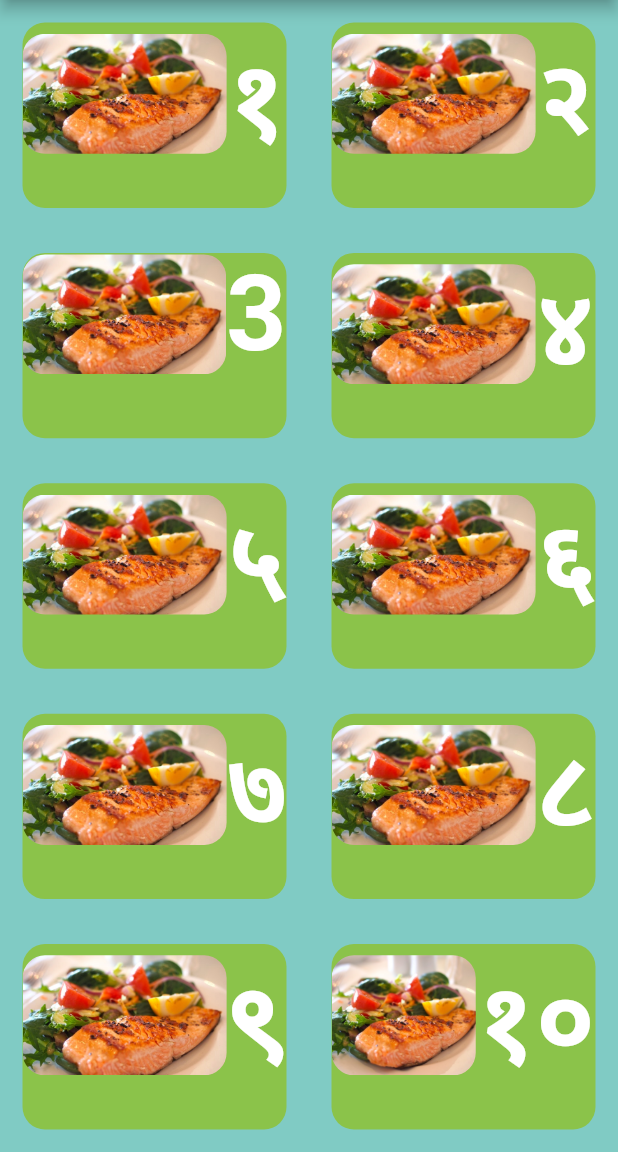
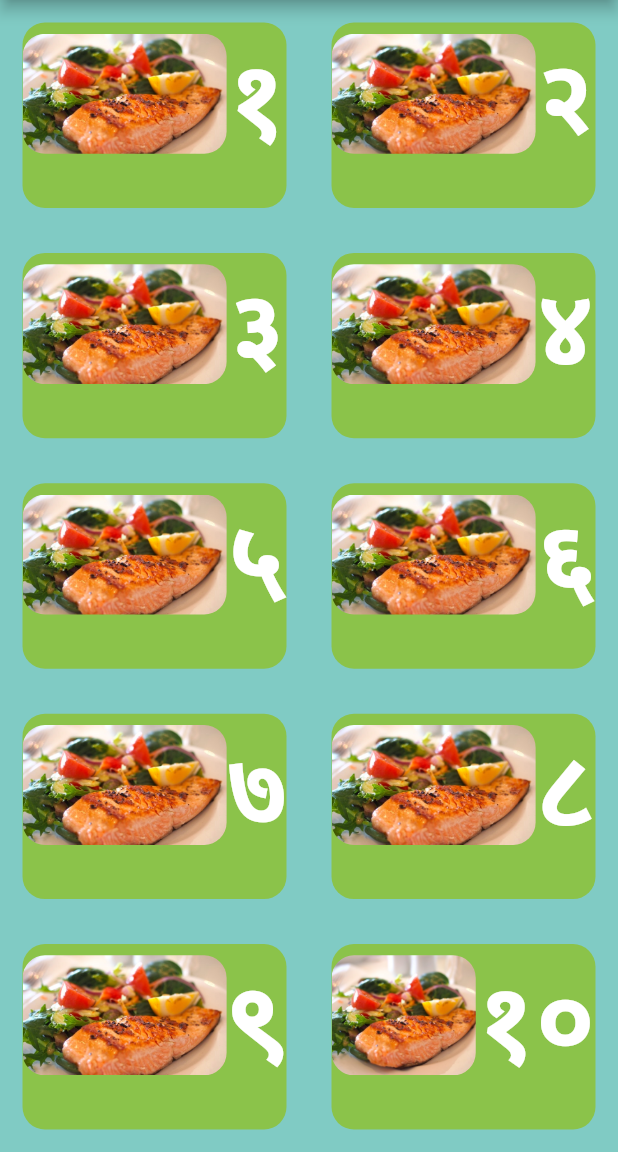
Before and after one commit to me-lucifer/DigitGame, a Flutter app: the screen it shows after launch, on a phone screen of 412 x 824 dp, the part 84-1236 px from its top. Run offline on Flutter 3.47's test engine with Material 2 defaults, Android fonts, the phone set to English and light mode, and no system bars; our stand-ins replace audioplayers, font_awesome_flutter.

Commit message:
Resolved issue of Card number 3.

```diff
--- a/lib/input_page.dart
+++ b/lib/input_page.dart
@@ -104,6 +104,7 @@
                         Row(
                           children: <Widget>[
                             Expanded(
+                              flex: 1,
                               child: ClipRRect(
                                 borderRadius: BorderRadius.circular(15.0),
                                 child: Image.asset(
@@ -117,7 +118,7 @@
                             Column(
                               children: <Widget>[
                                 Text(
-                                  "3",
+                                  "३",
                                   style: TextStyle(
                                       fontSize: 70,
                                       fontWeight: FontWeight.bold),
```
